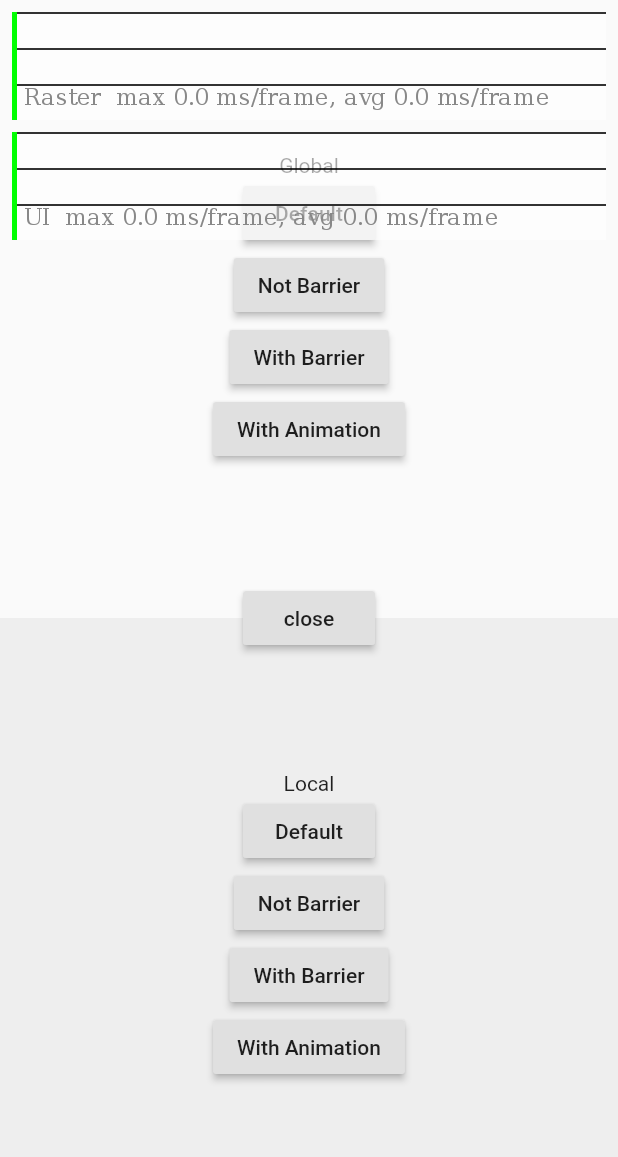
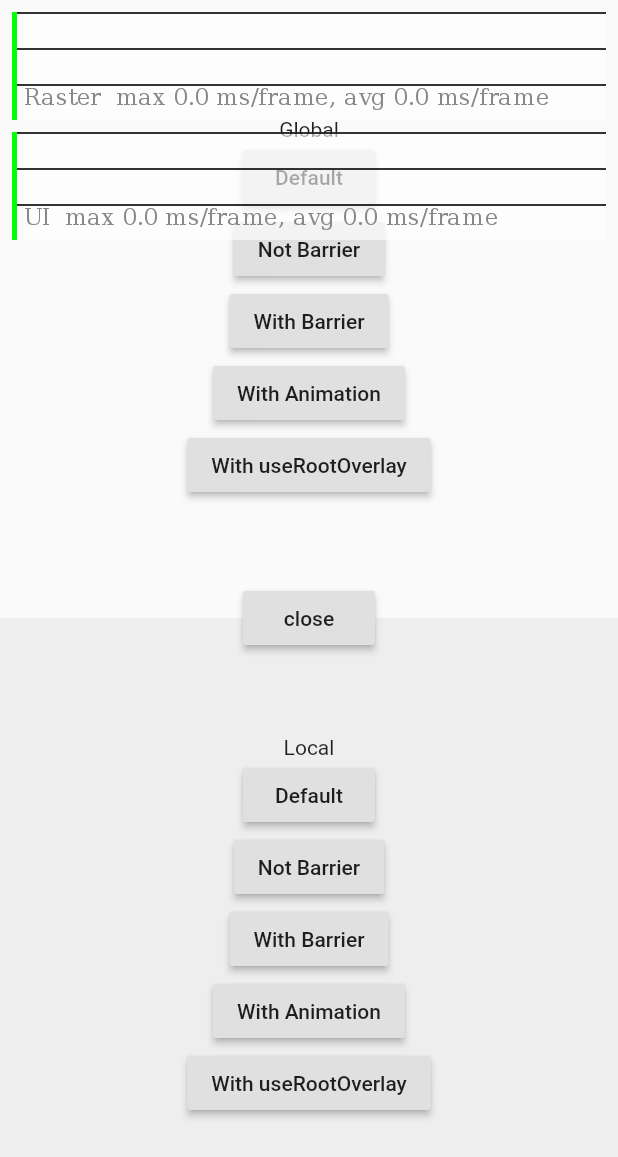
Before and after one commit to yinxulai/flutter_show_overlay, a Flutter app: the screen it shows after launch, after a tap on "Not Barrier", on a phone screen of 412 x 824 dp. Shown: the top 1157 px of the screen. Run offline on Flutter 3.47's test engine with Material 2 defaults, Android fonts, the phone set to English and light mode, and no system bars.

Commit message:
fixed some bugs

```diff
--- a/example/lib/main.dart
+++ b/example/lib/main.dart
@@ -115,10 +115,25 @@ class Test extends StatelessWidget {
     );
   }
 
-  showOverlayByNotWithBarrier(BuildContext context) {
+  showOverlayNotWithBarrier(BuildContext context) {
     showOverlay(
       barrier: false,
       context: context,
+      builder: (_, __, close) {
+        return Center(
+          child: RaisedButton(
+            onPressed: close,
+            child: Text('close'),
+          ),
+        );
+      },
+    );
+  }
+
+  showOverlayWithUseRootOverlay(BuildContext context) {
+    showOverlay(
+      context: context,
+      useRootOverlay: true,
       builder: (_, __, close) {
         return Center(
           child: RaisedButton(
@@ -142,7 +157,7 @@ class Test extends StatelessWidget {
             child: Text('Default'),
           ),
           RaisedButton(
-            onPressed: () => showOverlayByNotWithBarrier(context),
+            onPressed: () => showOverlayNotWithBarrier(context),
             child: Text('Not Barrier'),
           ),
           RaisedButton(
@@ -152,6 +167,10 @@ class Test extends StatelessWidget {
           RaisedButton(
             onPressed: () => showOverlayWithAnimation(context),
             child: Text('With Animation'),
+          ),
+          RaisedButton(
+            onPressed: () => showOverlayWithUseRootOverlay(context),
+            child: Text('With useRootOverlay'),
           )
         ],
       ),
--- a/lib/show_overlay.dart
+++ b/lib/show_overlay.dart
@@ -15,7 +15,7 @@ Function showOverlay({
   @required BuildContext context,
 
   /// 是否使用最根处的 [Overlay] 来展示
-  bool useRootOverlay = true,
+  bool useRootOverlay = false,
 
   /// [animationDuration] 如果你使用动画，可以通过这个指定动画的执行时间
   Duration animationDuration,
@@ -65,7 +65,7 @@ Function showOverlay({
 
   // 构建 entry
   entry = OverlayEntry(
-      opaque: false,
+      opaque: opaque,
       maintainState: maintainState,
       builder: (BuildContext context) {
         return barrier // 是否使用 barrier
@@ -80,7 +80,7 @@ Function showOverlay({
       });
 
   // 插入 entry
-  Overlay.of(context).insert(entry);
+  overlayState.insert(entry);
   // 执行动画
   controller.forward(from: 0.0);
   return removeEntry;
@@ -132,7 +132,7 @@ class _OverlayBarrier extends AnimatedWidget {
             color: this.animationColor,
             child: FadeTransition(
               opacity: animation,
-              child: Container(child: this.child),
+              child: this.child,
             ),
           ),
         ),
--- a/pubspec.yaml
+++ b/pubspec.yaml
@@ -1,7 +1,7 @@
 name: show_overlay
 homepage: https://github.com/yinxulai/flutter_show_overlay
 description: Quickly and easily create an OverlayEntry with animate.
-version: 1.0.1
+version: 1.0.3
 
 environment:
   sdk: ">=2.7.0 <3.0.0"
```
Also changed, not shown: example/pubspec.lock, example/snapshot.gif, pubspec.lock, 2 other files.
